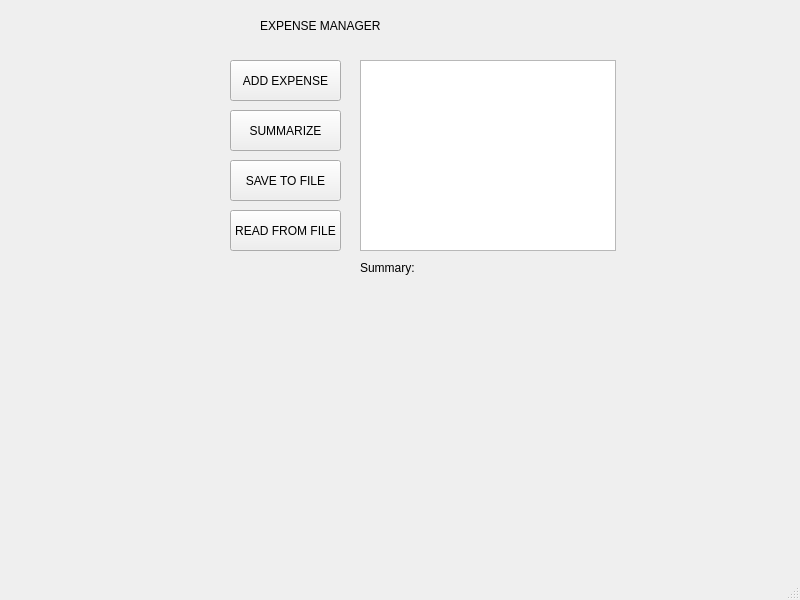
Old version of the form mainwindow.ui in the repository AimBought/Expense_manager.
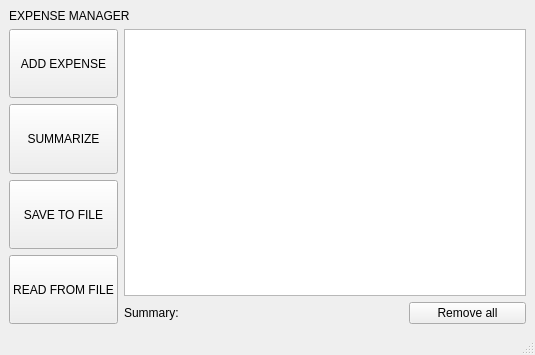
New version of the form.

Commit message: Simple layout and removeAll button

What changed in the file:
```diff
--- a/mainwindow.ui
+++ b/mainwindow.ui
@@ -6,23 +6,22 @@
    <rect>
     <x>0</x>
     <y>0</y>
-    <width>800</width>
-    <height>600</height>
+    <width>535</width>
+    <height>355</height>
    </rect>
   </property>
   <property name="windowTitle">
    <string>MainWindow</string>
   </property>
+  <property name="styleSheet">
+   <string notr="true"/>
+  </property>
   <widget class="QWidget" name="centralwidget">
+   <layout class="QGridLayout" name="gridLayout_3">
+    <item row="0" column="0">
+     <layout class="QVBoxLayout" name="verticalLayout_3">
+      <item>
    <widget class="QLabel" name="title">
-    <property name="geometry">
-     <rect>
-      <x>260</x>
-      <y>10</y>
-      <width>251</width>
-      <height>31</height>
-     </rect>
-    </property>
     <property name="styleSheet">
      <string notr="true">QLabel{font: 20pt &quot;Segoe UI&quot;;}</string>
     </property>
@@ -30,94 +29,139 @@
      <string>EXPENSE MANAGER</string>
     </property>
    </widget>
-   <widget class="QListWidget" name="listWidget">
-    <property name="geometry">
-     <rect>
-      <x>360</x>
-      <y>60</y>
-      <width>256</width>
-      <height>191</height>
-     </rect>
-    </property>
-   </widget>
+      </item>
+      <item>
+       <layout class="QHBoxLayout" name="horizontalLayout_3">
+        <item>
+         <layout class="QVBoxLayout" name="verticalLayout">
+          <item>
    <widget class="QPushButton" name="addButton">
-    <property name="geometry">
-     <rect>
-      <x>230</x>
-      <y>60</y>
-      <width>111</width>
-      <height>41</height>
-     </rect>
+            <property name="sizePolicy">
+             <sizepolicy hsizetype="Minimum" vsizetype="Preferred">
+              <horstretch>0</horstretch>
+              <verstretch>0</verstretch>
+             </sizepolicy>
     </property>
     <property name="text">
      <string>ADD EXPENSE</string>
     </property>
    </widget>
+          </item>
+          <item>
    <widget class="QPushButton" name="summarizeButton">
-    <property name="geometry">
-     <rect>
-      <x>230</x>
-      <y>110</y>
-      <width>111</width>
-      <height>41</height>
-     </rect>
+            <property name="sizePolicy">
+             <sizepolicy hsizetype="Minimum" vsizetype="Preferred">
+              <horstretch>0</horstretch>
+              <verstretch>0</verstretch>
+             </sizepolicy>
     </property>
     <property name="text">
      <string>SUMMARIZE</string>
     </property>
    </widget>
+          </item>
+          <item>
    <widget class="QPushButton" name="saveButton">
-    <property name="geometry">
-     <rect>
-      <x>230</x>
-      <y>160</y>
-      <width>111</width>
-      <height>41</height>
-     </rect>
+            <property name="sizePolicy">
+             <sizepolicy hsizetype="Minimum" vsizetype="Preferred">
+              <horstretch>0</horstretch>
+              <verstretch>0</verstretch>
+             </sizepolicy>
     </property>
     <property name="text">
      <string>SAVE TO FILE</string>
     </property>
    </widget>
+          </item>
+          <item>
    <widget class="QPushButton" name="readButton">
-    <property name="geometry">
-     <rect>
-      <x>230</x>
-      <y>210</y>
-      <width>111</width>
-      <height>41</height>
-     </rect>
+            <property name="sizePolicy">
+             <sizepolicy hsizetype="Minimum" vsizetype="Preferred">
+              <horstretch>0</horstretch>
+              <verstretch>0</verstretch>
+             </sizepolicy>
     </property>
     <property name="text">
      <string>READ FROM FILE</string>
     </property>
    </widget>
+          </item>
+         </layout>
+        </item>
+        <item>
+         <layout class="QVBoxLayout" name="verticalLayout_2">
+          <item>
+           <widget class="QListWidget" name="listWidget"/>
+          </item>
+          <item>
+           <layout class="QHBoxLayout" name="horizontalLayout_2" stretch="0,0,0,0">
+            <property name="sizeConstraint">
+             <enum>QLayout::SizeConstraint::SetDefaultConstraint</enum>
+            </property>
+            <property name="leftMargin">
+             <number>0</number>
+            </property>
+            <property name="rightMargin">
+             <number>0</number>
+            </property>
+            <item>
    <widget class="QLabel" name="sumText">
-    <property name="geometry">
-     <rect>
-      <x>360</x>
-      <y>260</y>
-      <width>61</width>
-      <height>16</height>
-     </rect>
+              <property name="styleSheet">
+               <string notr="true">font: 20pt &quot;Segoe UI&quot;;</string>
     </property>
     <property name="text">
      <string>Summary:</string>
     </property>
    </widget>
+            </item>
+            <item>
    <widget class="QLabel" name="sumLabel">
-    <property name="geometry">
-     <rect>
-      <x>420</x>
-      <y>260</y>
-      <width>191</width>
-      <height>16</height>
-     </rect>
+              <property name="styleSheet">
+               <string notr="true">font: 20pt &quot;Segoe UI&quot;;</string>
     </property>
     <property name="text">
      <string/>
     </property>
    </widget>
+            </item>
+            <item>
+             <spacer name="horizontalSpacer">
+              <property name="orientation">
+               <enum>Qt::Orientation::Horizontal</enum>
+              </property>
+              <property name="sizeType">
+               <enum>QSizePolicy::Policy::Fixed</enum>
+              </property>
+              <property name="sizeHint" stdset="0">
+               <size>
+                <width>40</width>
+                <height>20</height>
+               </size>
+              </property>
+             </spacer>
+            </item>
+            <item>
+             <widget class="QPushButton" name="removeButton">
+              <property name="sizePolicy">
+               <sizepolicy hsizetype="Minimum" vsizetype="Preferred">
+                <horstretch>0</horstretch>
+                <verstretch>0</verstretch>
+               </sizepolicy>
+              </property>
+              <property name="text">
+               <string>Remove all</string>
+              </property>
+             </widget>
+            </item>
+           </layout>
+          </item>
+         </layout>
+        </item>
+       </layout>
+      </item>
+     </layout>
+    </item>
+   </layout>
   </widget>
   <widget class="QMenuBar" name="menubar">
    <property name="geometry">
```
Left out of the diff: 2 changed lines with no effect on the pictures. Lines whose indentation alone changed are shown as unchanged. The commit also changes 5 other files.
